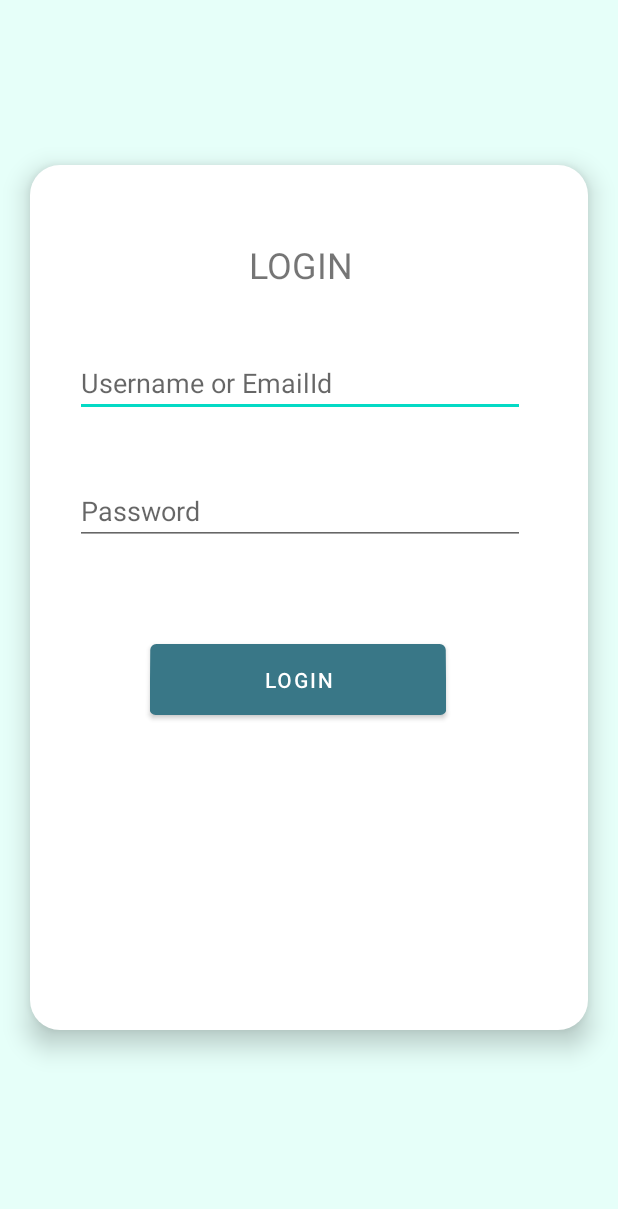
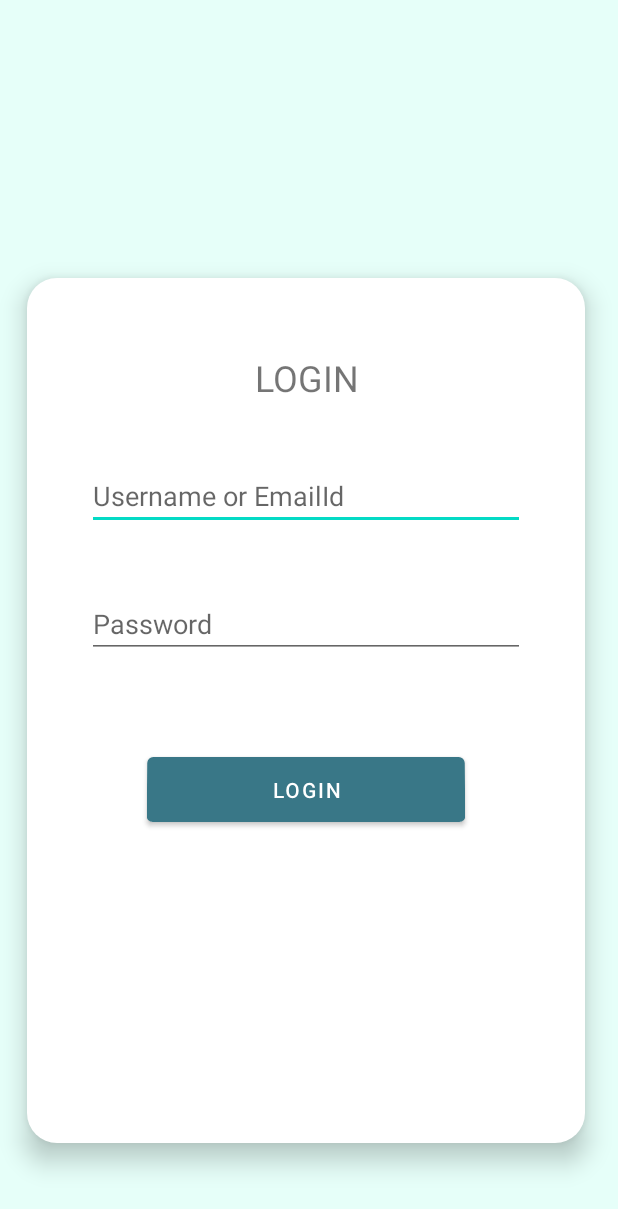
Before and after one commit to Mohammedirbaaz/HungerSpot, an Android app: the layout activity_donor_login.xml on its own in the app's theme, with its tools: preview values and no code run, on a phone screen of 412 x 824 dp. Shown: the top 1209 px of the screen. Run offline under Robolectric (Android 15) with nearby library versions, the phone set to English and light mode, and no system bars.

```diff
--- a/app/build.gradle
+++ b/app/build.gradle
@@ -1,6 +1,7 @@
 plugins {
     id 'com.android.application'
     id 'kotlin-android'
+    id 'com.google.gms.google-services'
 }
 
 android {
@@ -41,6 +42,8 @@ dependencies {
     implementation 'androidx.constraintlayout:constraintlayout:2.0.4'
     implementation 'androidx.navigation:navigation-fragment-ktx:2.3.3'
     implementation 'androidx.navigation:navigation-ui-ktx:2.3.3'
+    implementation 'com.google.firebase:firebase-database:19.7.0'
+//    implementation 'com.google.firebase:firebase-database-ktx:19.7.0'
     testImplementation 'junit:junit:4.+'
     androidTestImplementation 'androidx.test.ext:junit:1.1.2'
     androidTestImplementation 'androidx.test.espresso:espresso-core:3.3.0'
--- a/app/src/main/res/layout/activity_donor_login.xml
+++ b/app/src/main/res/layout/activity_donor_login.xml
@@ -18,52 +18,52 @@
         android:layout_alignParentEnd="true"
         android:layout_alignParentRight="true"
         android:layout_alignParentBottom="true"
-        android:layout_marginStart="20dp"
-        android:layout_marginLeft="20dp"
-        android:layout_marginTop="110dp"
-        android:layout_marginEnd="20dp"
-        android:layout_marginRight="20dp"
-        android:layout_marginBottom="137dp"
+        android:layout_marginStart="18dp"
+        android:layout_marginLeft="18dp"
+        android:layout_marginTop="185dp"
+        android:layout_marginEnd="22dp"
+        android:layout_marginRight="22dp"
+        android:layout_marginBottom="62dp"
         android:background="@drawable/boxshadow"
         android:elevation="10dp"
         android:orientation="vertical">
 
         <TextView
             android:id="@+id/textView2"
-            android:layout_width="200dp"
+            android:layout_width="match_parent"
             android:layout_height="wrap_content"
-            android:layout_marginStart="80dp"
-            android:layout_marginLeft="80dp"
+            android:layout_marginStart="40dp"
+            android:layout_marginLeft="40dp"
             android:layout_marginTop="50dp"
-            android:layout_marginEnd="80dp"
-            android:layout_marginRight="80dp"
+            android:layout_marginEnd="40dp"
+            android:layout_marginRight="40dp"
             android:gravity="center"
             android:text="LOGIN"
             android:textSize="24sp" />
 
         <EditText
             android:id="@+id/editTextTextEmailAddress"
-            android:layout_width="300dp"
+            android:layout_width="match_parent"
             android:layout_height="wrap_content"
-            android:layout_marginStart="30dp"
 
-            android:layout_marginLeft="30dp"
+            android:layout_marginStart="40dp"
+            android:layout_marginLeft="40dp"
             android:layout_marginTop="40dp"
-            android:layout_marginEnd="30dp"
-            android:layout_marginRight="30dp"
+            android:layout_marginEnd="40dp"
+            android:layout_marginRight="40dp"
             android:ems="10"
             android:hint="Username or EmailId"
             android:inputType="textEmailAddress" />
 
         <EditText
             android:id="@+id/editTextTextPassword"
-            android:layout_width="300dp"
+            android:layout_width="match_parent"
             android:layout_height="wrap_content"
-            android:layout_marginStart="30dp"
-            android:layout_marginLeft="30dp"
+            android:layout_marginStart="40dp"
+            android:layout_marginLeft="40dp"
             android:layout_marginTop="40dp"
-            android:layout_marginEnd="30dp"
-            android:layout_marginRight="30dp"
+            android:layout_marginEnd="40dp"
+            android:layout_marginRight="40dp"
             android:layout_marginBottom="20dp"
             android:ems="10"
             android:hint="Password"
@@ -71,13 +71,13 @@
 
         <Button
             android:id="@+id/button"
-            android:layout_width="197dp"
-            android:layout_height="59dp"
+            android:layout_width="match_parent"
+            android:layout_height="55dp"
             android:layout_marginStart="80dp"
             android:layout_marginLeft="80dp"
             android:layout_marginTop="40dp"
-            android:layout_marginEnd="100dp"
-            android:layout_marginRight="100dp"
+            android:layout_marginEnd="80dp"
+            android:layout_marginRight="80dp"
             android:layout_marginBottom="20dp"
             android:width="50dp"
             android:rotationX="2"
--- a/build.gradle
+++ b/build.gradle
@@ -8,6 +8,7 @@ buildscript {
     dependencies {
         classpath "com.android.tools.build:gradle:4.1.1"
         classpath "org.jetbrains.kotlin:kotlin-gradle-plugin:$kotlin_version"
+        classpath 'com.google.gms:google-services:4.3.5'
 
         // NOTE: Do not place your application dependencies here; they belong
         // in the individual module build.gradle files
```
Also changed, not shown: app/src/main/java/com/example/hungerspot/MainActivity.kt (+37 -6 lines), app/src/main/java/com/example/hungerspot/donorclass.kt (added, +15 -0 lines), app/src/main/res/layout/activity_volunteer_login.xml (+15 -15 lines), app/src/main/res/layout/activity_volunteer_register.xml (+8 -8 lines), 1 other file.
